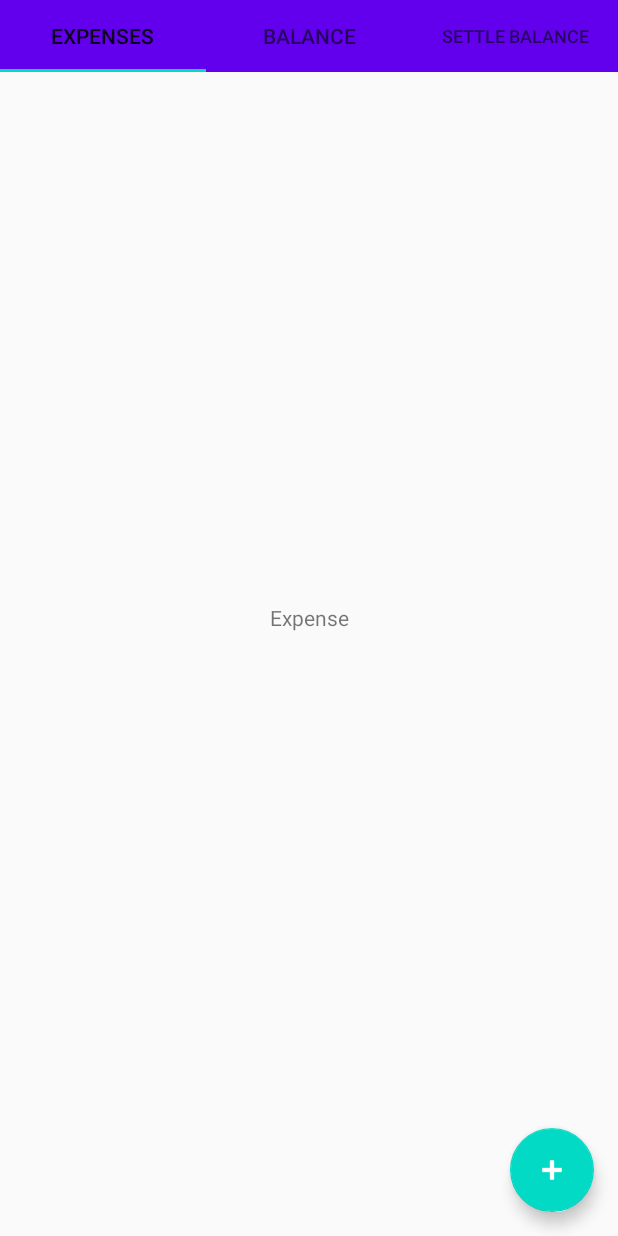
After one commit to MustafaGangardiwala/Trip-Expense-Manager, an Android app: the FragmentExpense screen opened directly, with no data from a screen before it, on a phone screen of 412 x 824 dp. The commit adds this screen. Run offline under Robolectric (Android 15) with nearby library versions, the phone set to English and light mode, and no system bars.

Commit message:
added tab in view trip details

```diff
--- a/app/build.gradle
+++ b/app/build.gradle
@@ -29,6 +29,8 @@ dependencies {
     implementation 'androidx.constraintlayout:constraintlayout:2.0.1'
     implementation 'androidx.navigation:navigation-fragment:2.3.0'
     implementation 'androidx.navigation:navigation-ui:2.3.0'
+    implementation 'androidx.lifecycle:lifecycle-extensions:2.2.0'
+    implementation 'androidx.legacy:legacy-support-v4:1.0.0'
     testImplementation 'junit:junit:4.12'
     androidTestImplementation 'androidx.test.ext:junit:1.1.2'
     androidTestImplementation 'androidx.test.espresso:espresso-core:3.3.0'
--- /dev/null
+++ b/app/src/main/java/com/example/tripexpensemanager/FragmentExpense.java
@@ -0,0 +1,63 @@
+package com.example.tripexpensemanager;
+
+import android.os.Bundle;
+import android.view.LayoutInflater;
+import android.view.View;
+import android.view.ViewGroup;
+
+import androidx.fragment.app.Fragment;
+
+/**
+ * A simple {@link Fragment} subclass.
+ * Use the {@link FragmentExpense#newInstance} factory method to
+ * create an instance of this fragment.
+ */
+public class FragmentExpense extends Fragment {
+
+    // TODO: Rename parameter arguments, choose names that match
+    // the fragment initialization parameters, e.g. ARG_ITEM_NUMBER
+    private static final String ARG_PARAM1 = "param1";
+    private static final String ARG_PARAM2 = "param2";
+
+    // TODO: Rename and change types of parameters
+    private String mParam1;
+    private String mParam2;
+
+    public FragmentExpense() {
+        // Required empty public constructor
+    }
+
+    /**
+     * Use this factory method to create a new instance of
+     * this fragment using the provided parameters.
+     *
+     * @param param1 Parameter 1.
+     * @param param2 Parameter 2.
+     * @return A new instance of fragment FragmentExpense.
+     */
+    // TODO: Rename and change types and number of parameters
+    public static FragmentExpense newInstance(String param1, String param2) {
+        FragmentExpense fragment = new FragmentExpense();
+        Bundle args = new Bundle();
+        args.putString(ARG_PARAM1, param1);
+        args.putString(ARG_PARAM2, param2);
+        fragment.setArguments(args);
+        return fragment;
+    }
+
+    @Override
+    public void onCreate(Bundle savedInstanceState) {
+        super.onCreate(savedInstanceState);
+        if (getArguments() != null) {
+            mParam1 = getArguments().getString(ARG_PARAM1);
+            mParam2 = getArguments().getString(ARG_PARAM2);
+        }
+    }
+
+    @Override
+    public View onCreateView(LayoutInflater inflater, ViewGroup container,
+                             Bundle savedInstanceState) {
+        // Inflate the layout for this fragment
+        return inflater.inflate(R.layout.fragment_expense, container, false);
+    }
+}
--- /dev/null
+++ b/app/src/main/java/com/example/tripexpensemanager/ViewTripDetails.java
@@ -0,0 +1,81 @@
+package com.example.tripexpensemanager;
+
+import android.content.Intent;
+import android.os.Bundle;
+import android.widget.FrameLayout;
+
+import androidx.appcompat.app.AppCompatActivity;
+import androidx.fragment.app.Fragment;
+import androidx.fragment.app.FragmentManager;
+import androidx.fragment.app.FragmentTransaction;
+
+import com.google.android.material.tabs.TabLayout;
+
+public class ViewTripDetails extends AppCompatActivity {
+
+    TabLayout tabLayout;
+    FrameLayout frameLayout;
+    Fragment fragment = null;
+    FragmentManager fragmentManager;
+    FragmentTransaction fragmentTransaction;
+    @Override
+    protected void onCreate(Bundle savedInstanceState) {
+        super.onCreate(savedInstanceState);
+        setContentView(R.layout.activity_view_trip_details);
+
+        tabLayout=(TabLayout)findViewById(R.id.tabLayout);
+        frameLayout=(FrameLayout)findViewById(R.id.frameLayout);
+
+        fragment = new FragmentExpense();
+        fragmentManager = getSupportFragmentManager();
+        fragmentTransaction = fragmentManager.beginTransaction();
+        fragmentTransaction.replace(R.id.frameLayout, fragment);
+        fragmentTransaction.setTransition(FragmentTransaction.TRANSIT_FRAGMENT_OPEN);
+        fragmentTransaction.commit();
+
+        tabLayout.addOnTabSelectedListener(new TabLayout.OnTabSelectedListener() {
+            @Override
+            public void onTabSelected(TabLayout.Tab tab) {
+                // Fragment fragment = null;
+                switch (tab.getPosition()) {
+                    case 0:
+                        fragment = new FragmentExpense();
+                        break;
+                    case 1:
+                        fragment = new FragmentBalance();
+                        break;
+                    case 2:
+                        fragment = new FragmentSettle();
+                        break;
+                }
+                FragmentManager fm = getSupportFragmentManager();
+                FragmentTransaction ft = fm.beginTransaction();
+                ft.replace(R.id.frameLayout, fragment);
+                ft.setTransition(FragmentTransaction.TRANSIT_FRAGMENT_OPEN);
+                ft.commit();
+            }
+
+            @Override
+            public void onTabUnselected(TabLayout.Tab tab) {
+
+            }
+
+            @Override
+            public void onTabReselected(TabLayout.Tab tab) {
+
+            }
+        });
+
+
+    }
+
+    @Override
+    public void onBackPressed()
+    {
+        super.onBackPressed();
+        Intent in=new Intent(getApplicationContext(),HomeActivity.class);
+        startActivity(in);
+        finish();
+
+    }
+}
--- /dev/null
+++ b/app/src/main/res/layout/activity_view_trip_details.xml
@@ -0,0 +1,45 @@
+<?xml version="1.0" encoding="utf-8"?>
+<androidx.constraintlayout.widget.ConstraintLayout xmlns:android="http://schemas.android.com/apk/res/android"
+    xmlns:app="http://schemas.android.com/apk/res-auto"
+    xmlns:tools="http://schemas.android.com/tools"
+    android:layout_width="match_parent"
+    android:layout_height="match_parent"
+    tools:context=".ViewTripDetails">
+
+    <com.google.android.material.tabs.TabLayout
+        android:id="@+id/tabLayout"
+        android:layout_width="match_parent"
+        android:layout_height="wrap_content"
+        android:background="@color/colorPrimary"
+        app:layout_constraintEnd_toEndOf="parent"
+        app:layout_constraintStart_toStartOf="parent"
+        app:layout_constraintTop_toTopOf="parent">
+
+        <com.google.android.material.tabs.TabItem
+            android:layout_width="wrap_content"
+            android:layout_height="wrap_content"
+            android:text="Expenses" />
+
+        <com.google.android.material.tabs.TabItem
+            android:layout_width="wrap_content"
+            android:layout_height="wrap_content"
+            android:text="Balance" />
+
+        <com.google.android.material.tabs.TabItem
+            android:layout_width="wrap_content"
+            android:layout_height="wrap_content"
+            android:text="Settle Balance" />
+
+    </com.google.android.material.tabs.TabLayout>
+
+    <FrameLayout
+        android:id="@+id/frameLayout"
+        android:layout_width="match_parent"
+        android:layout_height="match_parent"
+        app:layout_constraintEnd_toEndOf="parent"
+        app:layout_constraintStart_toStartOf="parent"
+        app:layout_constraintTop_toBottomOf="@+id/tabLayout">
+
+    </FrameLayout>
+
+</androidx.constraintlayout.widget.ConstraintLayout>
--- /dev/null
+++ b/app/src/main/res/layout/fragment_expense.xml
@@ -0,0 +1,27 @@
+<?xml version="1.0" encoding="utf-8"?>
+<FrameLayout xmlns:android="http://schemas.android.com/apk/res/android"
+    xmlns:tools="http://schemas.android.com/tools"
+    android:layout_width="match_parent"
+    android:layout_height="match_parent"
+    xmlns:app="http://schemas.android.com/apk/res-auto"
+    tools:context=".FragmentExpense">
+
+    <!-- TODO: Update blank fragment layout -->
+    <TextView
+        android:layout_width="match_parent"
+        android:layout_height="match_parent"
+        android:textAlignment="center"
+        android:gravity="center_vertical"
+        android:text="Expense"
+        tools:ignore="RtlCompat" />
+
+    <com.google.android.material.floatingactionbutton.FloatingActionButton
+        android:id="@+id/fab_expense"
+        android:layout_width="wrap_content"
+        android:layout_height="wrap_content"
+        android:layout_gravity="bottom|end"
+        android:layout_margin="@dimen/fab_margin"
+        android:tint="@android:color/white"
+        app:srcCompat="@android:drawable/ic_input_add" />
+
+</FrameLayout>
--- a/app/src/main/res/values/dimens.xml
+++ b/app/src/main/res/values/dimens.xml
@@ -1,3 +1,6 @@
 <resources>
     <dimen name="fab_margin">16dp</dimen>
+    <!-- Default screen margins, per the Android Design guidelines. -->
+    <dimen name="activity_horizontal_margin">16dp</dimen>
+    <dimen name="activity_vertical_margin">16dp</dimen>
 </resources>
--- a/app/src/main/res/values/strings.xml
+++ b/app/src/main/res/values/strings.xml
@@ -3,4 +3,10 @@
     <string name="action_settings">Settings</string>
     <!-- Strings used for fragments for navigation -->
     <string name="home_activity_name">Trip</string>
+    <string name="title_activity_view_trip_details">MainActivity</string>
+    <string name="title_home">Home</string>
+    <string name="title_dashboard">Dashboard</string>
+    <string name="title_notifications">Notifications</string>
+    <!-- TODO: Remove or change this placeholder text -->
+    <string name="hello_blank_fragment">Hello blank fragment</string>
 </resources>
--- a/build.gradle
+++ b/build.gradle
@@ -5,7 +5,7 @@ buildscript {
         jcenter()
     }
     dependencies {
-        classpath "com.android.tools.build:gradle:4.0.1"
+        classpath 'com.android.tools.build:gradle:4.0.2'
 
         // NOTE: Do not place your application dependencies here; they belong
         // in the individual module build.gradle files
```
Also changed, not shown: app/src/main/AndroidManifest.xml (+8 -6 lines), app/src/main/java/com/example/tripexpensemanager/FragmentBalance.java (added, +63 -0 lines), app/src/main/java/com/example/tripexpensemanager/FragmentSettle.java (added, +63 -0 lines), app/src/main/java/com/example/tripexpensemanager/HomeActivity.java (+33 -6 lines), app/src/main/res/drawable/ic_dashboard_black_24dp.xml (added, +9 -0 lines), app/src/main/res/drawable/ic_home_black_24dp.xml (added, +9 -0 lines), app/src/main/res/drawable/ic_notifications_black_24dp.xml (added, +9 -0 lines), app/src/main/res/layout/fragment_balance.xml (added, +17 -0 lines), app/src/main/res/layout/fragment_settle.xml (added, +18 -0 lines), app/src/main/res/menu/bottom_nav_menu.xml (added, +19 -0 lines), app/src/main/res/navigation/mobile_navigation.xml (added, +25 -0 lines).
